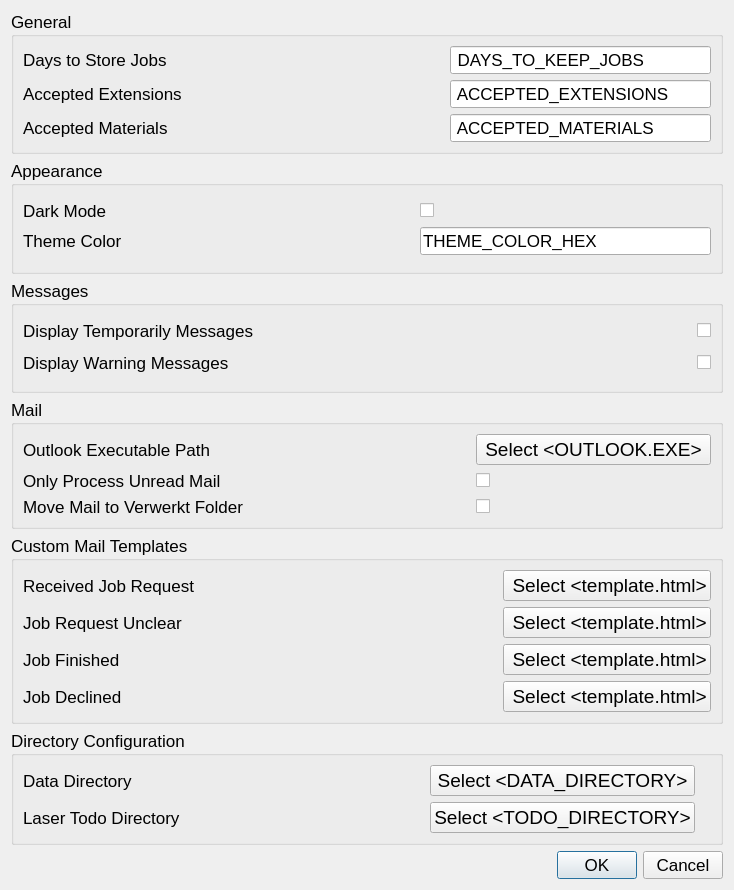
This is creator_administrator/laser/ui/settings_dialog.ui in GijsGroote/creator_administrator as Qt 5 draws it before an edit. The edited form follows.
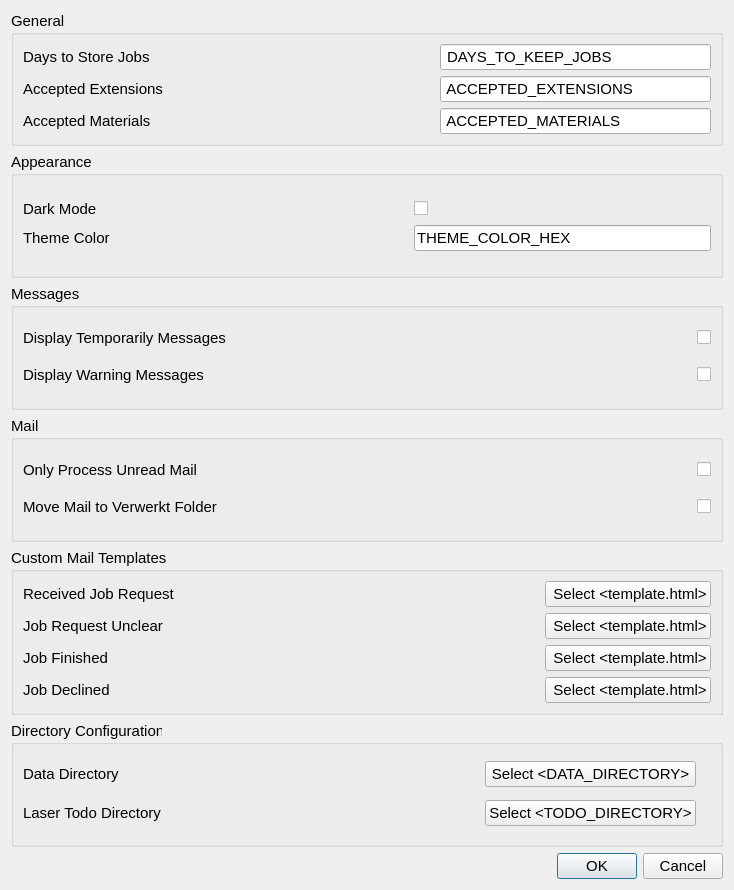
This is the edited form. Custom widgets are drawn as their Qt base class.

```diff
--- a/creator_administrator/laser/ui/settings_dialog.ui
+++ b/creator_administrator/laser/ui/settings_dialog.ui
@@ -23,6 +23,11 @@
     <layout class="QVBoxLayout" name="verticalLayout_2">
      <item>
       <widget class="QGroupBox" name="groupBox_3">
+       <property name="font">
+        <font>
+         <pointsize>11</pointsize>
+        </font>
+       </property>
        <property name="title">
         <string>General</string>
        </property>
@@ -31,6 +36,11 @@
          <layout class="QGridLayout" name="gridLayout_5">
           <item row="2" column="1">
            <spacer name="horizontalSpacer_12">
+            <property name="font">
+             <font>
+              <pointsize>11</pointsize>
+             </font>
+            </property>
             <property name="orientation">
              <enum>Qt::Horizontal</enum>
             </property>
@@ -44,6 +54,11 @@
           </item>
           <item row="2" column="0">
            <widget class="QLabel" name="label_14">
+            <property name="font">
+             <font>
+              <pointsize>11</pointsize>
+             </font>
+            </property>
             <property name="toolTip">
              <string>&lt;html&gt;&lt;head/&gt;&lt;body&gt;&lt;p&gt;List of commonly used Accepted Materials abbriviations. When the material abbriviation is in the Accepted Materials list it is automatically detected from the laser cut file name.&lt;/p&gt;&lt;p&gt;Fill in the list of Accepted Materials as &amp;quot;material abbriviation&amp;quot; seperated by comma's, example:&lt;/p&gt;&lt;p&gt;material1, material2, material3&lt;/p&gt;&lt;/body&gt;&lt;/html&gt;</string>
             </property>
@@ -57,6 +72,11 @@
           </item>
           <item row="0" column="2">
            <widget class="QLineEdit" name="daysToKeepJobsLineEdit">
+            <property name="font">
+             <font>
+              <pointsize>11</pointsize>
+             </font>
+            </property>
             <property name="text">
              <string> DAYS_TO_KEEP_JOBS </string>
             </property>
@@ -64,6 +84,11 @@
           </item>
           <item row="1" column="2">
            <widget class="QLineEdit" name="acceptedExtentionsLineEdit">
+            <property name="font">
+             <font>
+              <pointsize>11</pointsize>
+             </font>
+            </property>
             <property name="text">
              <string> ACCEPTED_EXTENSIONS </string>
             </property>
@@ -71,6 +96,11 @@
           </item>
           <item row="0" column="1">
            <spacer name="horizontalSpacer_10">
+            <property name="font">
+             <font>
+              <pointsize>11</pointsize>
+             </font>
+            </property>
             <property name="orientation">
              <enum>Qt::Horizontal</enum>
             </property>
@@ -84,6 +114,11 @@
           </item>
           <item row="1" column="1">
            <spacer name="horizontalSpacer_11">
+            <property name="font">
+             <font>
+              <pointsize>11</pointsize>
+             </font>
+            </property>
             <property name="orientation">
              <enum>Qt::Horizontal</enum>
             </property>
@@ -97,6 +132,11 @@
           </item>
           <item row="2" column="2">
            <widget class="QLineEdit" name="acceptedMaterialsLineEdit">
+            <property name="font">
+             <font>
+              <pointsize>11</pointsize>
+             </font>
+            </property>
             <property name="text">
              <string> ACCEPTED_MATERIALS </string>
             </property>
@@ -104,6 +144,11 @@
           </item>
           <item row="0" column="0">
            <widget class="QLabel" name="label_5">
+            <property name="font">
+             <font>
+              <pointsize>11</pointsize>
+             </font>
+            </property>
             <property name="toolTip">
              <string>&lt;html&gt;&lt;head/&gt;&lt;body&gt;&lt;p&gt;Number of days before a job and associated files are deleted.&lt;/p&gt;&lt;p&gt;Jobs will only be deleted from the Verwerkt or Afgekeurd folder. &lt;/p&gt;&lt;/body&gt;&lt;/html&gt;</string>
             </property>
@@ -120,6 +165,11 @@
           </item>
           <item row="1" column="0">
            <widget class="QLabel" name="label_16">
+            <property name="font">
+             <font>
+              <pointsize>11</pointsize>
+             </font>
+            </property>
             <property name="toolTip">
              <string>&lt;html&gt;&lt;head/&gt;&lt;body&gt;&lt;p&gt;&lt;span style=&quot; font-size:14pt;&quot;&gt;Accepted file extensions for a laser job. A job must contain one file with an accepted extension. Fill in as .extension seperated by comma's, example:&lt;/span&gt;&lt;/p&gt;&lt;p&gt;&lt;span style=&quot; font-size:14pt;&quot;&gt;.extension1, .extension2, .extension3&lt;/span&gt;&lt;/p&gt;&lt;/body&gt;&lt;/html&gt;</string>
             </property>
@@ -138,6 +188,11 @@
      </item>
      <item>
       <widget class="QGroupBox" name="groupBox">
+       <property name="font">
+        <font>
+         <pointsize>11</pointsize>
+        </font>
+       </property>
        <property name="title">
         <string>Appearance</string>
        </property>
@@ -146,6 +201,11 @@
          <layout class="QGridLayout" name="gridLayout">
           <item row="0" column="2">
            <widget class="QCheckBox" name="darkModeCheckBox">
+            <property name="font">
+             <font>
+              <pointsize>11</pointsize>
+             </font>
+            </property>
             <property name="text">
              <string/>
             </property>
@@ -153,6 +213,11 @@
           </item>
           <item row="0" column="1">
            <spacer name="horizontalSpacer_2">
+            <property name="font">
+             <font>
+              <pointsize>11</pointsize>
+             </font>
+            </property>
             <property name="orientation">
              <enum>Qt::Horizontal</enum>
             </property>
@@ -166,6 +231,11 @@
           </item>
           <item row="0" column="0">
            <widget class="QLabel" name="label_10">
+            <property name="font">
+             <font>
+              <pointsize>11</pointsize>
+             </font>
+            </property>
             <property name="text">
              <string>Dark Mode</string>
             </property>
@@ -176,6 +246,11 @@
           </item>
           <item row="2" column="0">
            <widget class="QLabel" name="label_11">
+            <property name="font">
+             <font>
+              <pointsize>11</pointsize>
+             </font>
+            </property>
             <property name="text">
              <string>Theme Color</string>
             </property>
@@ -183,6 +258,11 @@
           </item>
           <item row="2" column="1">
            <spacer name="horizontalSpacer">
+            <property name="font">
+             <font>
+              <pointsize>11</pointsize>
+             </font>
+            </property>
             <property name="orientation">
              <enum>Qt::Horizontal</enum>
             </property>
@@ -196,6 +276,11 @@
           </item>
           <item row="2" column="2">
            <widget class="QLineEdit" name="themeColorLineEdit">
+            <property name="font">
+             <font>
+              <pointsize>11</pointsize>
+             </font>
+            </property>
             <property name="text">
              <string>THEME_COLOR_HEX</string>
             </property>
@@ -208,6 +293,11 @@
      </item>
      <item>
       <widget class="QGroupBox" name="groupBox_5">
+       <property name="font">
+        <font>
+         <pointsize>11</pointsize>
+        </font>
+       </property>
        <property name="title">
         <string>Messages</string>
        </property>
@@ -216,6 +306,11 @@
          <layout class="QGridLayout" name="gridLayout_3">
           <item row="1" column="1">
            <spacer name="horizontalSpacer_6">
+            <property name="font">
+             <font>
+              <pointsize>11</pointsize>
+             </font>
+            </property>
             <property name="orientation">
              <enum>Qt::Horizontal</enum>
             </property>
@@ -229,6 +324,11 @@
           </item>
           <item row="0" column="0">
            <widget class="QLabel" name="label_7">
+            <property name="font">
+             <font>
+              <pointsize>11</pointsize>
+             </font>
+            </property>
             <property name="toolTip">
              <string>&lt;html&gt;&lt;head/&gt;&lt;body&gt;&lt;p&gt;Temporarily Messages inform you what is happened in the background, such as &amp;quot;Confirmation Mail Sent to ...&amp;quot; or &amp;quot;Job Finished Mail send to ...&amp;quot; or &amp;quot;Settings Saved&amp;quot;.&lt;/p&gt;&lt;/body&gt;&lt;/html&gt;</string>
             </property>
@@ -242,6 +342,11 @@
           </item>
           <item row="0" column="2">
            <widget class="QCheckBox" name="dispTempMessageCheckBox">
+            <property name="font">
+             <font>
+              <pointsize>11</pointsize>
+             </font>
+            </property>
             <property name="text">
              <string/>
             </property>
@@ -249,6 +354,11 @@
           </item>
           <item row="1" column="0">
            <widget class="QLabel" name="label_8">
+            <property name="font">
+             <font>
+              <pointsize>11</pointsize>
+             </font>
+            </property>
             <property name="toolTip">
              <string>&lt;html&gt;&lt;head/&gt;&lt;body&gt;&lt;p&gt;Warning Messages warn you about something, such as &amp;quot;No job finished mail send to ...&amp;quot; or &amp;quot;4 invalid mails detected, Respond to them manually.&amp;quot;&lt;/p&gt;&lt;/body&gt;&lt;/html&gt;</string>
             </property>
@@ -262,6 +372,11 @@
           </item>
           <item row="0" column="1">
            <spacer name="horizontalSpacer_5">
+            <property name="font">
+             <font>
+              <pointsize>11</pointsize>
+             </font>
+            </property>
             <property name="orientation">
              <enum>Qt::Horizontal</enum>
             </property>
@@ -275,6 +390,11 @@
           </item>
           <item row="1" column="2">
            <widget class="QCheckBox" name="dispWarnMessageCheckBox">
+            <property name="font">
+             <font>
+              <pointsize>11</pointsize>
+             </font>
+            </property>
             <property name="text">
              <string/>
             </property>
@@ -287,85 +407,36 @@
      </item>
      <item>
       <widget class="QGroupBox" name="groupBox_4">
+       <property name="font">
+        <font>
+         <pointsize>11</pointsize>
+        </font>
+       </property>
        <property name="title">
         <string>Mail</string>
        </property>
        <layout class="QHBoxLayout" name="horizontalLayout_2">
         <item>
          <layout class="QGridLayout" name="gridLayout_4">
-          <item row="1" column="1">
-           <spacer name="horizontalSpacer_8">
-            <property name="orientation">
-             <enum>Qt::Horizontal</enum>
-            </property>
-            <property name="sizeHint" stdset="0">
-             <size>
-              <width>40</width>
-              <height>20</height>
-             </size>
-            </property>
-           </spacer>
-          </item>
           <item row="0" column="2">
-           <widget class="SelectFileQPushButton" name="selectOutlookEXEsButton">
-            <property name="font">
-             <font>
-              <pointsize>14</pointsize>
-             </font>
-            </property>
-            <property name="text">
-             <string> Select &lt;OUTLOOK.EXE&gt; </string>
-            </property>
-           </widget>
-          </item>
-          <item row="2" column="0">
-           <widget class="QLabel" name="label_4">
-            <property name="toolTip">
-             <string>&lt;html&gt;&lt;head/&gt;&lt;body&gt;&lt;p&gt;Automatically move a mail to the &amp;quot;Verwerkt&amp;quot; folder when the  content has been dowloaded.&lt;/p&gt;&lt;p&gt;&lt;br/&gt;&lt;/p&gt;&lt;p&gt;Recommended to be selected.&lt;/p&gt;&lt;/body&gt;&lt;/html&gt;</string>
-            </property>
-            <property name="text">
-             <string>Move Mail to Verwerkt Folder</string>
-            </property>
-            <property name="buddy">
-             <cstring>moveMailToVerwerktCheckBox</cstring>
-            </property>
-           </widget>
-          </item>
-          <item row="0" column="0">
-           <widget class="QLabel" name="label_2">
-            <property name="toolTip">
-             <string>&lt;html&gt;&lt;head/&gt;&lt;body&gt;&lt;p&gt;Path toward Outlook executable which is mostly located at:&lt;/p&gt;&lt;p&gt;&lt;br/&gt;&lt;/p&gt;&lt;p&gt;C:\Program Files(x86)\Microsoft Office\root\Office16\OUTLOOK.EXE&lt;/p&gt;&lt;/body&gt;&lt;/html&gt;</string>
-            </property>
-            <property name="text">
-             <string>Outlook Executable Path</string>
-            </property>
-            <property name="buddy">
-             <cstring>selectOutlookEXEsButton</cstring>
-            </property>
-           </widget>
-          </item>
-          <item row="1" column="2">
            <widget class="QCheckBox" name="onlyUnreadMailCheckBox">
+            <property name="font">
+             <font>
+              <pointsize>11</pointsize>
+             </font>
+            </property>
             <property name="text">
              <string/>
             </property>
            </widget>
           </item>
-          <item row="0" column="1">
-           <spacer name="horizontalSpacer_7">
-            <property name="orientation">
-             <enum>Qt::Horizontal</enum>
-            </property>
-            <property name="sizeHint" stdset="0">
-             <size>
-              <width>40</width>
-              <height>20</height>
-             </size>
-            </property>
-           </spacer>
-          </item>
-          <item row="1" column="0">
+          <item row="0" column="0">
            <widget class="QLabel" name="label_6">
+            <property name="font">
+             <font>
+              <pointsize>11</pointsize>
+             </font>
+            </property>
             <property name="toolTip">
              <string>&lt;html&gt;&lt;head/&gt;&lt;body&gt;&lt;p&gt;Only process unread mails in the inbox (checked).&lt;/p&gt;&lt;p&gt;If not selected, handle every mail in inbox (not checked).&lt;/p&gt;&lt;p&gt;Recommended to &lt;span style=&quot; text-decoration: underline;&quot;&gt;not&lt;/span&gt; be checked.&lt;/p&gt;&lt;p&gt;Caution: This program assumes that you move/delete mails from the inbox when you've dealt with them, so your inbox has few (less than 20) mails in it. If you have many old mails still in the default inbox, Creator Administrator will try to process them all, it may then be better to only process unread mail.&lt;/p&gt;&lt;/body&gt;&lt;/html&gt;</string>
             </property>
@@ -377,15 +448,31 @@
             </property>
            </widget>
           </item>
-          <item row="2" column="2">
-           <widget class="QCheckBox" name="moveMailToVerwerktCheckBox">
-            <property name="text">
-             <string/>
+          <item row="0" column="1">
+           <spacer name="horizontalSpacer_8">
+            <property name="font">
+             <font>
+              <pointsize>11</pointsize>
+             </font>
             </property>
-           </widget>
+            <property name="orientation">
+             <enum>Qt::Horizontal</enum>
+            </property>
+            <property name="sizeHint" stdset="0">
+             <size>
+              <width>40</width>
+              <height>20</height>
+             </size>
+            </property>
+           </spacer>
           </item>
-          <item row="2" column="1">
+          <item row="1" column="1">
            <spacer name="horizontalSpacer_9">
+            <property name="font">
+             <font>
+              <pointsize>11</pointsize>
+             </font>
+            </property>
             <property name="orientation">
              <enum>Qt::Horizontal</enum>
             </property>
@@ -397,6 +484,36 @@
             </property>
            </spacer>
           </item>
+          <item row="1" column="0">
+           <widget class="QLabel" name="label_4">
+            <property name="font">
+             <font>
+              <pointsize>11</pointsize>
+             </font>
+            </property>
+            <property name="toolTip">
+             <string>&lt;html&gt;&lt;head/&gt;&lt;body&gt;&lt;p&gt;Automatically move a mail to the &amp;quot;Verwerkt&amp;quot; folder when the  content has been dowloaded.&lt;/p&gt;&lt;p&gt;&lt;br/&gt;&lt;/p&gt;&lt;p&gt;Recommended to be selected.&lt;/p&gt;&lt;/body&gt;&lt;/html&gt;</string>
+            </property>
+            <property name="text">
+             <string>Move Mail to Verwerkt Folder</string>
+            </property>
+            <property name="buddy">
+             <cstring>moveMailToVerwerktCheckBox</cstring>
+            </property>
+           </widget>
+          </item>
+          <item row="1" column="2">
+           <widget class="QCheckBox" name="moveMailToVerwerktCheckBox">
+            <property name="font">
+             <font>
+              <pointsize>11</pointsize>
+             </font>
+            </property>
+            <property name="text">
+             <string/>
+            </property>
+           </widget>
+          </item>
          </layout>
         </item>
        </layout>
@@ -404,6 +521,11 @@
      </item>
      <item>
       <widget class="QGroupBox" name="groupBox_6">
+       <property name="font">
+        <font>
+         <pointsize>11</pointsize>
+        </font>
+       </property>
        <property name="title">
         <string>Custom Mail Templates</string>
        </property>
@@ -412,6 +534,11 @@
          <layout class="QGridLayout" name="gridLayout_6">
           <item row="0" column="0">
            <widget class="QLabel" name="label_9">
+            <property name="font">
+             <font>
+              <pointsize>11</pointsize>
+             </font>
+            </property>
             <property name="toolTip">
              <string>Mail send when a job request has been downloaded from the mail inbox.
 
@@ -429,6 +556,11 @@
           </item>
           <item row="0" column="1">
            <spacer name="horizontalSpacer_13">
+            <property name="font">
+             <font>
+              <pointsize>11</pointsize>
+             </font>
+            </property>
             <property name="orientation">
              <enum>Qt::Horizontal</enum>
             </property>
@@ -444,7 +576,7 @@
            <widget class="SelectFileQPushButton" name="selectReceivedTemplateButton">
             <property name="font">
              <font>
-              <pointsize>14</pointsize>
+              <pointsize>11</pointsize>
              </font>
             </property>
             <property name="text">
@@ -454,6 +586,11 @@
           </item>
           <item row="1" column="0">
            <widget class="QLabel" name="label_18">
+            <property name="font">
+             <font>
+              <pointsize>11</pointsize>
+             </font>
+            </property>
             <property name="toolTip">
              <string>Mail used when a job request is unclear, such as material, material thickness or amount is not specified.
 
@@ -472,6 +609,11 @@
           </item>
           <item row="1" column="1">
            <spacer name="horizontalSpacer_14">
+            <property name="font">
+             <font>
+              <pointsize>11</pointsize>
+             </font>
+            </property>
             <property name="orientation">
              <enum>Qt::Horizontal</enum>
             </property>
@@ -487,7 +629,7 @@
            <widget class="SelectFileQPushButton" name="selectUnclearTemplateButton">
             <property name="font">
              <font>
-              <pointsize>14</pointsize>
+              <pointsize>11</pointsize>
              </font>
             </property>
             <property name="text">
@@ -497,6 +639,11 @@
           </item>
           <item row="2" column="0">
            <widget class="QLabel" name="label_13">
+            <property name="font">
+             <font>
+              <pointsize>11</pointsize>
+             </font>
+            </property>
             <property name="toolTip">
              <string>Mail send when a laser job is finished and can be picked up.
 
@@ -513,6 +660,11 @@
           </item>
           <item row="2" column="1">
            <spacer name="horizontalSpacer_15">
+            <property name="font">
+             <font>
+              <pointsize>11</pointsize>
+             </font>
+            </property>
             <property name="orientation">
              <enum>Qt::Horizontal</enum>
             </property>
@@ -528,7 +680,7 @@
            <widget class="SelectFileQPushButton" name="selectFinishedTemplateButton">
             <property name="font">
              <font>
-              <pointsize>14</pointsize>
+              <pointsize>11</pointsize>
              </font>
             </property>
             <property name="text">
@@ -538,6 +690,11 @@
           </item>
           <item row="3" column="0">
            <widget class="QLabel" name="label_15">
+            <property name="font">
+             <font>
+              <pointsize>11</pointsize>
+             </font>
+            </property>
             <property name="toolTip">
              <string>Mail used when a print job is declined. 
 
@@ -553,6 +710,11 @@
           </item>
           <item row="3" column="1">
            <spacer name="horizontalSpacer_16">
+            <property name="font">
+             <font>
+              <pointsize>11</pointsize>
+             </font>
+            </property>
             <property name="orientation">
              <enum>Qt::Horizontal</enum>
             </property>
@@ -568,7 +730,7 @@
            <widget class="SelectFileQPushButton" name="selectDeclinedTemplateButton">
             <property name="font">
              <font>
-              <pointsize>14</pointsize>
+              <pointsize>11</pointsize>
              </font>
             </property>
             <property name="text">
@@ -583,6 +745,11 @@
      </item>
      <item>
       <widget class="QGroupBox" name="groupBox_2">
+       <property name="font">
+        <font>
+         <pointsize>11</pointsize>
+        </font>
+       </property>
        <property name="title">
         <string>Directory Configuration</string>
        </property>
@@ -591,6 +758,11 @@
          <layout class="QGridLayout" name="gridLayout_2">
           <item row="1" column="0">
            <widget class="QLabel" name="label_3">
+            <property name="font">
+             <font>
+              <pointsize>11</pointsize>
+             </font>
+            </property>
             <property name="toolTip">
              <string>&lt;html&gt;&lt;head/&gt;&lt;body&gt;&lt;p&gt;Location to store laser files to easily import into laser cut software.&lt;/p&gt;&lt;p&gt;Recommended location: Folder on the Desktop for easy access.&lt;/p&gt;&lt;/body&gt;&lt;/html&gt;</string>
             </property>
@@ -604,6 +776,11 @@
           </item>
           <item row="1" column="1">
            <spacer name="horizontalSpacer_3">
+            <property name="font">
+             <font>
+              <pointsize>11</pointsize>
+             </font>
+            </property>
             <property name="orientation">
              <enum>Qt::Horizontal</enum>
             </property>
@@ -617,6 +794,11 @@
           </item>
           <item row="0" column="1">
            <spacer name="horizontalSpacer_4">
+            <property name="font">
+             <font>
+              <pointsize>11</pointsize>
+             </font>
+            </property>
             <property name="orientation">
              <enum>Qt::Horizontal</enum>
             </property>
@@ -630,6 +812,11 @@
           </item>
           <item row="0" column="0">
            <widget class="QLabel" name="label">
+            <property name="font">
+             <font>
+              <pointsize>11</pointsize>
+             </font>
+            </property>
             <property name="toolTip">
              <string>&lt;html&gt;&lt;head/&gt;&lt;body&gt;&lt;p&gt;Location to store laser jobs data.&lt;/p&gt;&lt;/body&gt;&lt;/html&gt;</string>
             </property>
@@ -645,7 +832,7 @@
            <widget class="SelectFolderQPushButton" name="selectDataDirectoryButton">
             <property name="font">
              <font>
-              <pointsize>14</pointsize>
+              <pointsize>11</pointsize>
              </font>
             </property>
             <property name="text">
@@ -657,7 +844,7 @@
            <widget class="SelectFolderQPushButton" name="selectTodoDirectoryButton">
             <property name="font">
              <font>
-              <pointsize>14</pointsize>
+              <pointsize>11</pointsize>
              </font>
             </property>
             <property name="text">
@@ -669,6 +856,11 @@
         </item>
         <item>
          <widget class="QLabel" name="label_12">
+          <property name="font">
+           <font>
+            <pointsize>11</pointsize>
+           </font>
+          </property>
           <property name="text">
            <string/>
           </property>
@@ -679,6 +871,11 @@
      </item>
      <item>
       <widget class="QDialogButtonBox" name="buttonBox">
+       <property name="font">
+        <font>
+         <pointsize>11</pointsize>
+        </font>
+       </property>
        <property name="orientation">
         <enum>Qt::Horizontal</enum>
        </property>
```
Left out of the diff: 1 changed line with no effect on the pictures.
